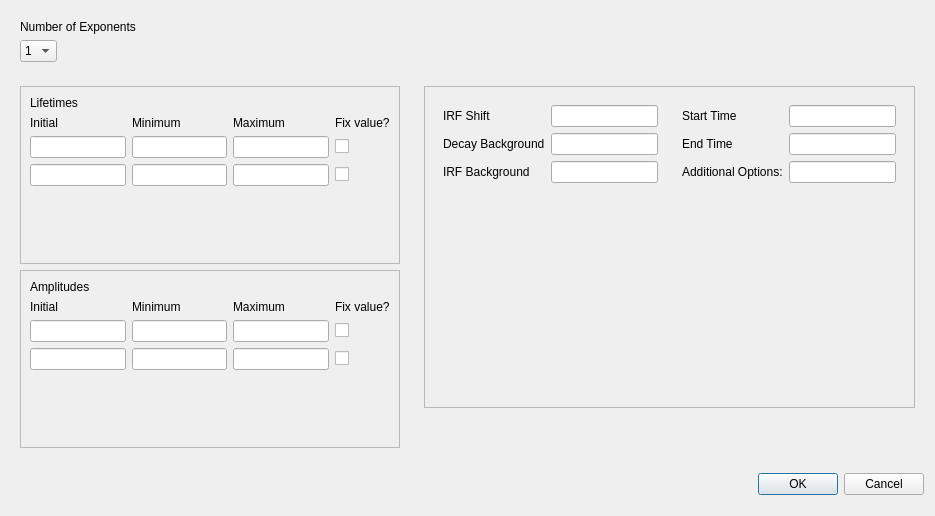
Qt form ui/fitting_dialog.ui (BioPhysicsUP/Full_SMS) before a commit.
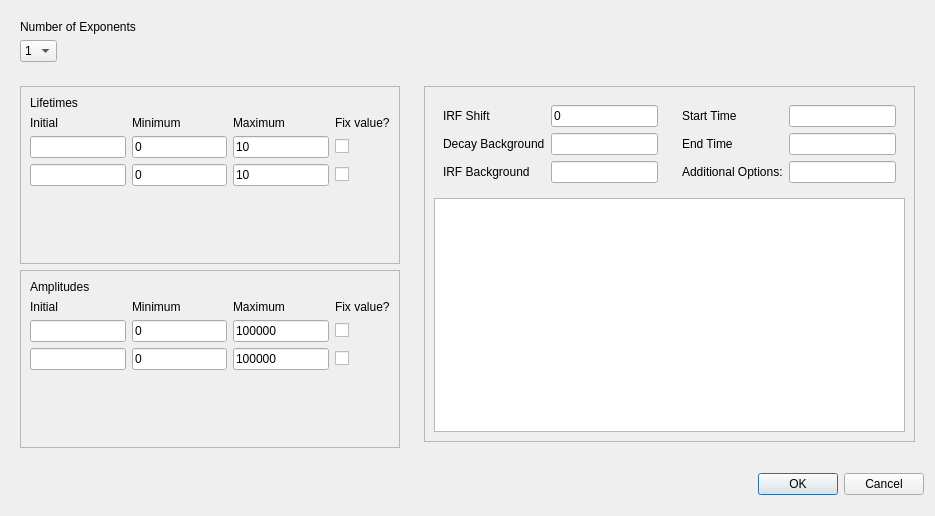
The same form after that commit. The open tabs and pages were chosen to show the change. Custom widgets are drawn as their Qt base class.

Patch:
```diff
--- a/ui/fitting_dialog.ui
+++ b/ui/fitting_dialog.ui
@@ -178,7 +178,11 @@
         <widget class="QWidget" name="page_2">
          <layout class="QGridLayout" name="gridLayout_3">
           <item row="3" column="4">
-           <widget class="QLineEdit" name="line2Max2"/>
+           <widget class="QLineEdit" name="line2Max2">
+            <property name="text">
+             <string>10</string>
+            </property>
+           </widget>
           </item>
           <item row="3" column="5">
            <widget class="QCheckBox" name="check2Fix2">
@@ -195,10 +199,18 @@
            </widget>
           </item>
           <item row="2" column="1">
-           <widget class="QLineEdit" name="line2Min1"/>
+           <widget class="QLineEdit" name="line2Min1">
+            <property name="text">
+             <string>0</string>
+            </property>
+           </widget>
           </item>
           <item row="3" column="1">
-           <widget class="QLineEdit" name="line2Min2"/>
+           <widget class="QLineEdit" name="line2Min2">
+            <property name="text">
+             <string>0</string>
+            </property>
+           </widget>
           </item>
           <item row="1" column="5">
            <widget class="QLabel" name="label_10">
@@ -235,7 +247,11 @@
            <widget class="QLineEdit" name="line2Init1"/>
           </item>
           <item row="2" column="4">
-           <widget class="QLineEdit" name="line2Max1"/>
+           <widget class="QLineEdit" name="line2Max1">
+            <property name="text">
+             <string>10</string>
+            </property>
+           </widget>
           </item>
           <item row="1" column="1">
            <widget class="QLabel" name="label_7">
@@ -471,16 +487,28 @@
            </widget>
           </item>
           <item row="2" column="4">
-           <widget class="QLineEdit" name="line2AmpMax1"/>
+           <widget class="QLineEdit" name="line2AmpMax1">
+            <property name="text">
+             <string>100000</string>
+            </property>
+           </widget>
           </item>
           <item row="2" column="0">
            <widget class="QLineEdit" name="line2AmpInit1"/>
           </item>
           <item row="3" column="4">
-           <widget class="QLineEdit" name="line2AmpMax2"/>
+           <widget class="QLineEdit" name="line2AmpMax2">
+            <property name="text">
+             <string>100000</string>
+            </property>
+           </widget>
           </item>
           <item row="3" column="1">
-           <widget class="QLineEdit" name="line2AmpMin2"/>
+           <widget class="QLineEdit" name="line2AmpMin2">
+            <property name="text">
+             <string>0</string>
+            </property>
+           </widget>
           </item>
           <item row="1" column="1">
            <widget class="QLabel" name="label_26">
@@ -497,7 +525,11 @@
            </widget>
           </item>
           <item row="2" column="1">
-           <widget class="QLineEdit" name="line2AmpMin1"/>
+           <widget class="QLineEdit" name="line2AmpMin1">
+            <property name="text">
+             <string>0</string>
+            </property>
+           </widget>
           </item>
           <item row="1" column="0">
            <widget class="QLabel" name="label_23">
@@ -709,7 +741,11 @@
              </widget>
             </item>
             <item row="0" column="1">
-             <widget class="QLineEdit" name="lineShift"/>
+             <widget class="QLineEdit" name="lineShift">
+              <property name="text">
+               <string>0</string>
+              </property>
+             </widget>
             </item>
             <item row="1" column="0">
              <widget class="QLabel" name="label_33">
@@ -735,14 +771,7 @@
           </widget>
          </item>
          <item row="2" column="0" colspan="2">
-          <widget class="MplWidget" name="MW_fitparam" native="true">
-           <property name="minimumSize">
-            <size>
-             <width>0</width>
-             <height>200</height>
-            </size>
-           </property>
-          </widget>
+          <widget class="PlotWidget" name="pgFitParam"/>
          </item>
         </layout>
        </widget>
@@ -754,10 +783,9 @@
  </widget>
  <customwidgets>
   <customwidget>
-   <class>MplWidget</class>
-   <extends>QWidget</extends>
-   <header>mplwidget.h</header>
-   <container>1</container>
+   <class>PlotWidget</class>
+   <extends>QGraphicsView</extends>
+   <header>pyqtgraph.h</header>
   </customwidget>
  </customwidgets>
  <resources/>
```
Left out of the diff: 12 changed lines with no effect on the pictures.
